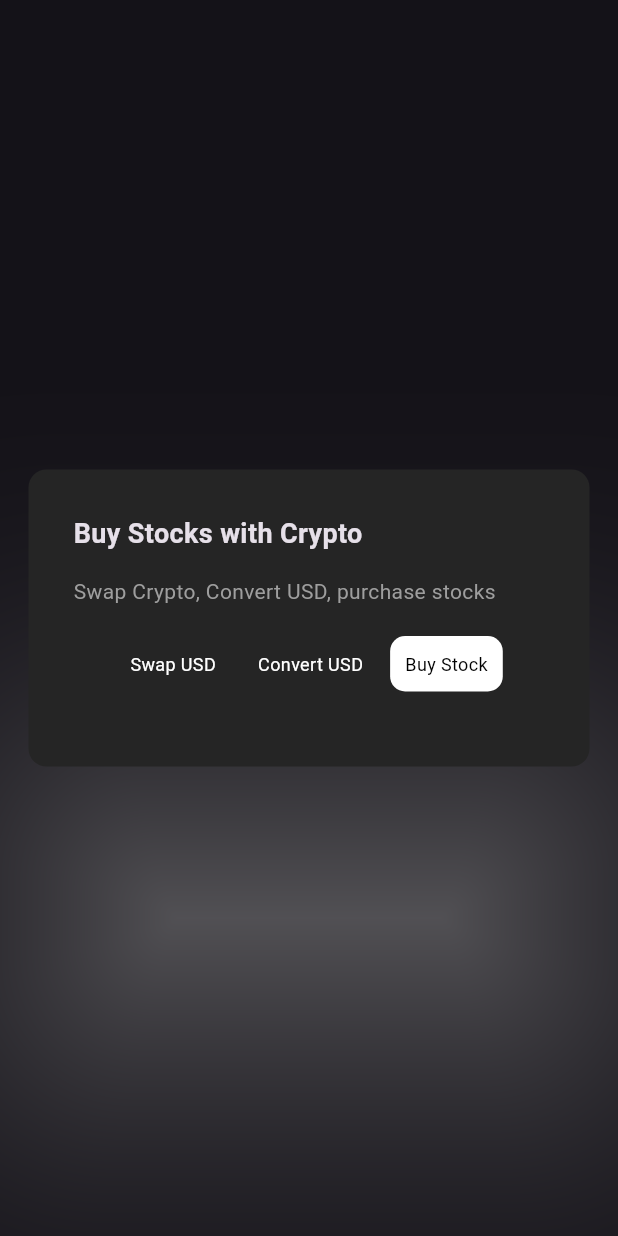
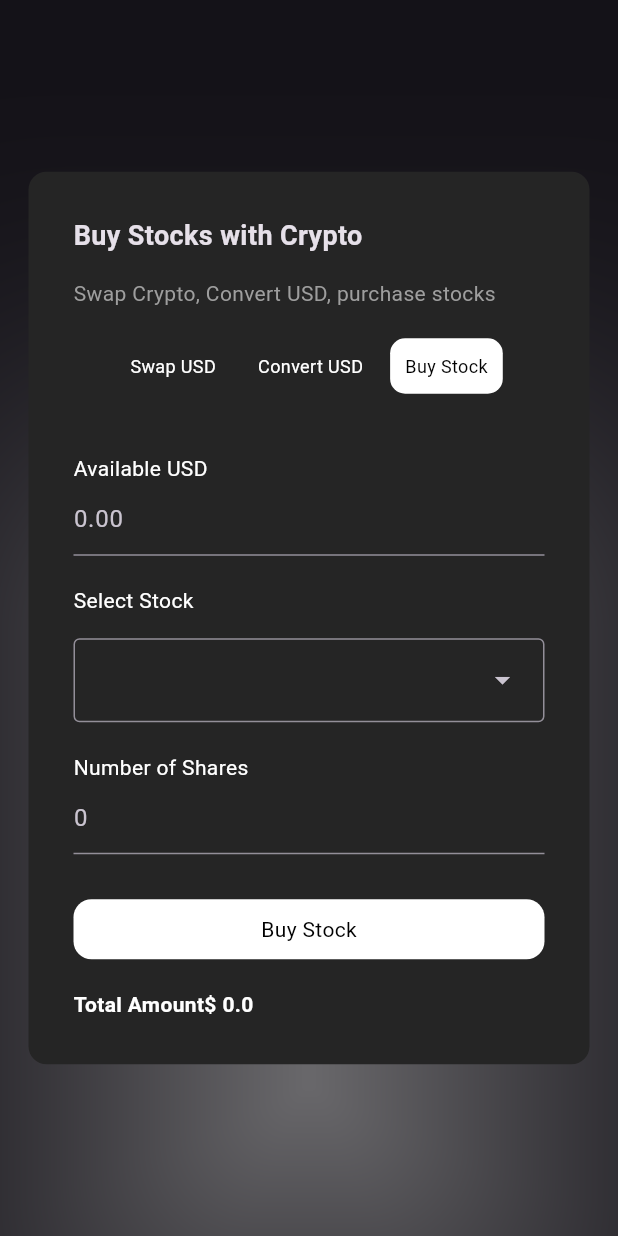
Before and after one commit to nexus-for-ethglobal-bangkok-2024/nexus-mobile, a Flutter app: the SwapScreen screen opened directly, after a tap on "Convert USD", after a tap on "Buy Stock", on a phone screen of 412 x 824 dp. Run offline on Flutter 3.47's test engine with Material 3 defaults, Android fonts, the light colour scheme and no system bars; our stand-ins replace get, persistent_bottom_nav_bar, shared_preferences; missing offline and left inert: web3auth_flutter, web3dart; accounts and stored records are empty.

Commit message:
swap UI done with buy stock

```diff
--- a/lib/swap_screen.dart
+++ b/lib/swap_screen.dart
@@ -123,7 +123,13 @@ class _SwapScreenState extends State<SwapScreen> {
                   const SizedBox(
                     height: 20,
                   ),
-                  isCrypto ? crypto() : const SizedBox()
+                  isCrypto
+                      ? crypto()
+                      : isUSD
+                          ? usd()
+                          : isStock
+                              ? stock()
+                              : const SizedBox()
                 ],
               ),
             ),
@@ -238,4 +244,141 @@ class _SwapScreenState extends State<SwapScreen> {
       ],
     );
   }
+
+  Widget usd() {
+    return Column(
+      crossAxisAlignment: CrossAxisAlignment.start,
+      children: [
+        const SizedBox(
+          height: 20,
+        ),
+        Text(
+          "USDT to Convert",
+          style: TextStyle(color: Colors.white),
+        ),
+        TextField(
+          keyboardType: TextInputType.number,
+          decoration: InputDecoration(hintText: "0.00"),
+        ),
+        const SizedBox(
+          height: 10,
+        ),
+        Center(
+          child: IconButton(
+              onPressed: () {},
+              icon: Icon(
+                Icons.arrow_downward,
+                color: Colors.white,
+              )),
+        ),
+        const SizedBox(
+          height: 10,
+        ),
+        Text(
+          "USD Amount",
+          style: TextStyle(color: Colors.white),
+        ),
+        TextField(
+          keyboardType: TextInputType.number,
+          decoration: InputDecoration(hintText: "0.00"),
+        ),
+        const SizedBox(
+          height: 30,
+        ),
+        Container(
+          width: double.infinity,
+          height: 40,
+          decoration: BoxDecoration(
+              borderRadius: BorderRadius.circular(12), color: Colors.white),
+          child: Center(
+            child: Text(
+              "Convert to USD",
+              style: TextStyle(color: Colors.black),
+            ),
+          ),
+        ),
+        const SizedBox(
+          height: 20,
+        ),
+        Text(
+          "Total Amount\$ 0.0",
+          style: TextStyle(color: Colors.white, fontWeight: FontWeight.bold),
+        ),
+      ],
+    );
+  }
+
+  Widget stock() {
+    return Column(
+      crossAxisAlignment: CrossAxisAlignment.start,
+      children: [
+        const SizedBox(
+          height: 20,
+        ),
+        Text(
+          "Available USD",
+          style: TextStyle(color: Colors.white),
+        ),
+        TextField(
+          keyboardType: TextInputType.number,
+          decoration: InputDecoration(hintText: "0.00"),
+        ),
+        const SizedBox(
+          height: 20,
+        ),
+        Column(
+          crossAxisAlignment: CrossAxisAlignment.start,
+          children: [
+            Text(
+              "Select Stock",
+              style: TextStyle(color: Colors.white),
+            ),
+            const SizedBox(
+              height: 15,
+            ),
+            DropdownMenu(width: double.infinity, dropdownMenuEntries: [
+              DropdownMenuEntry(value: "AAPL", label: "AAPL"),
+              DropdownMenuEntry(value: "GOOGL", label: "GOOGL"),
+              DropdownMenuEntry(value: "MSFT", label: "MSFT"),
+              DropdownMenuEntry(value: "AMZN", label: "AMZN"),
+              DropdownMenuEntry(value: "TSLA", label: "TSLA"),
+            ])
+          ],
+        ),
+        const SizedBox(
+          height: 20,
+        ),
+        Text(
+          "Number of Shares",
+          style: TextStyle(color: Colors.white),
+        ),
+        TextField(
+          keyboardType: TextInputType.number,
+          decoration: InputDecoration(hintText: "0"),
+        ),
+        const SizedBox(
+          height: 30,
+        ),
+        Container(
+          width: double.infinity,
+          height: 40,
+          decoration: BoxDecoration(
+              borderRadius: BorderRadius.circular(12), color: Colors.white),
+          child: Center(
+            child: Text(
+              "Buy Stock",
+              style: TextStyle(color: Colors.black),
+            ),
+          ),
+        ),
+        const SizedBox(
+          height: 20,
+        ),
+        Text(
+          "Total Amount\$ 0.0",
+          style: TextStyle(color: Colors.white, fontWeight: FontWeight.bold),
+        ),
+      ],
+    );
+  }
 }
```
